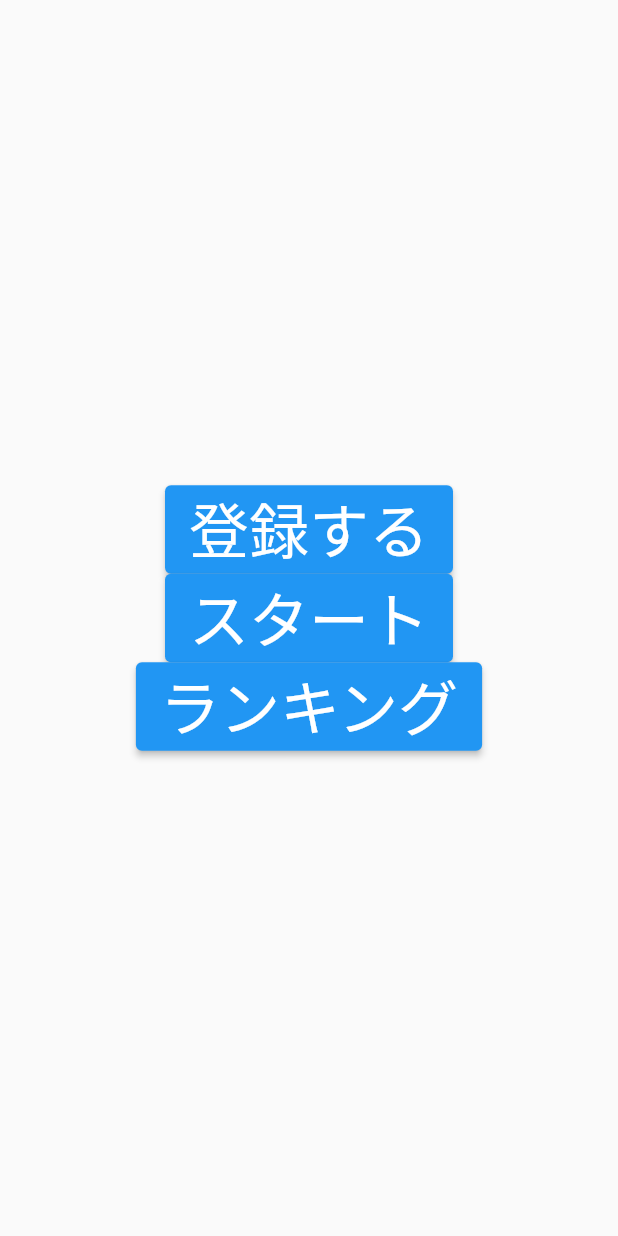
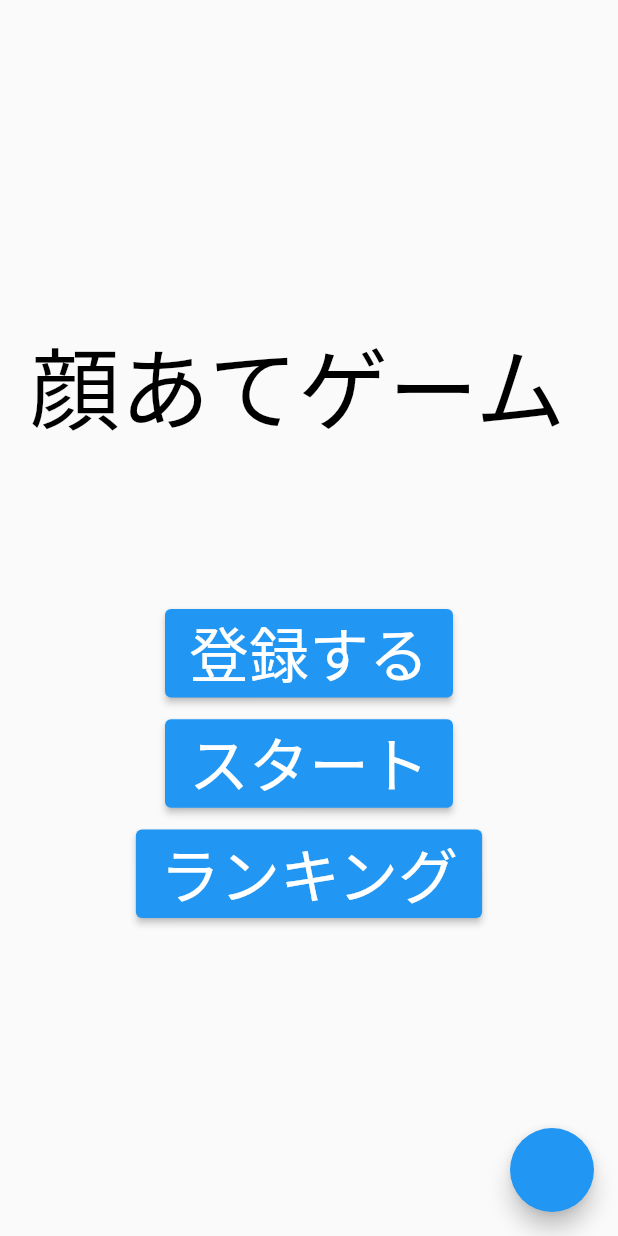
Before and after one commit to kyutech-programming-club/face_guessing, a Flutter app: the screen it shows after launch, on a phone screen of 412 x 824 dp. Run offline on Flutter 3.47's test engine with Material 2 defaults, Android fonts, the phone set to English and light mode, and no system bars; our stand-ins replace camera, flutter_animation_progress_bar, flutter_riverpod, freezed_annotation; missing offline and left inert: widget_mask.

Commit message:
made title

```diff
--- a/lib/page/register/component/register_page.dart
+++ b/lib/page/register/component/register_page.dart
@@ -15,12 +15,41 @@ class RegisterPage extends ConsumerWidget {
 
   @override
   Widget build(BuildContext context, WidgetRef ref) {
+
+    final image = ref.watch(faceImageProvider);
+    final inputname = "rech(faceImageProvider)";
     return Scaffold(
+      floatingActionButton:FloatingActionButton(
+          onPressed: ()
+          { ref.read(userEntitiesProvider.notifier).addUserEntity(UserEntity(name:inputname , imageValue: image!, score: 0));
+          }
+      ),
+
 
       body: Center(
+        child: SizedBox(
+          height: 400,
           child: Column(
             mainAxisAlignment: MainAxisAlignment.center,
             children: [
+            Text(
+            '顔あてゲーム'
+                ''
+                ' ',
+            style: TextStyle(
+              fontSize: 60,
+              color: Colors.black,
+            ),
+          ),
+              Text(
+                ''
+                    ''
+                    ' ',
+                style: TextStyle(
+                  fontSize: 90,
+                  color: Colors.black,
+                ),
+              ),
 
               ElevatedButton(
                 child: Text('登録する',
@@ -36,6 +65,7 @@ class RegisterPage extends ConsumerWidget {
                   );
                 },
               ),
+              Spacer(),
               ElevatedButton(
                 child: Text('スタート',
                         style: TextStyle(
@@ -49,7 +79,8 @@ class RegisterPage extends ConsumerWidget {
                     ),
                   );
                 },
-            ), ElevatedButton(
+              ),
+              Spacer(), ElevatedButton(
                 child: Text('ランキング',
                         style: TextStyle(
                             fontSize: 40),
@@ -66,6 +97,7 @@ class RegisterPage extends ConsumerWidget {
             ],
           ),
         ),
+      ),
     );
   }
 }
```
Lines whose indentation alone changed are shown as unchanged.
